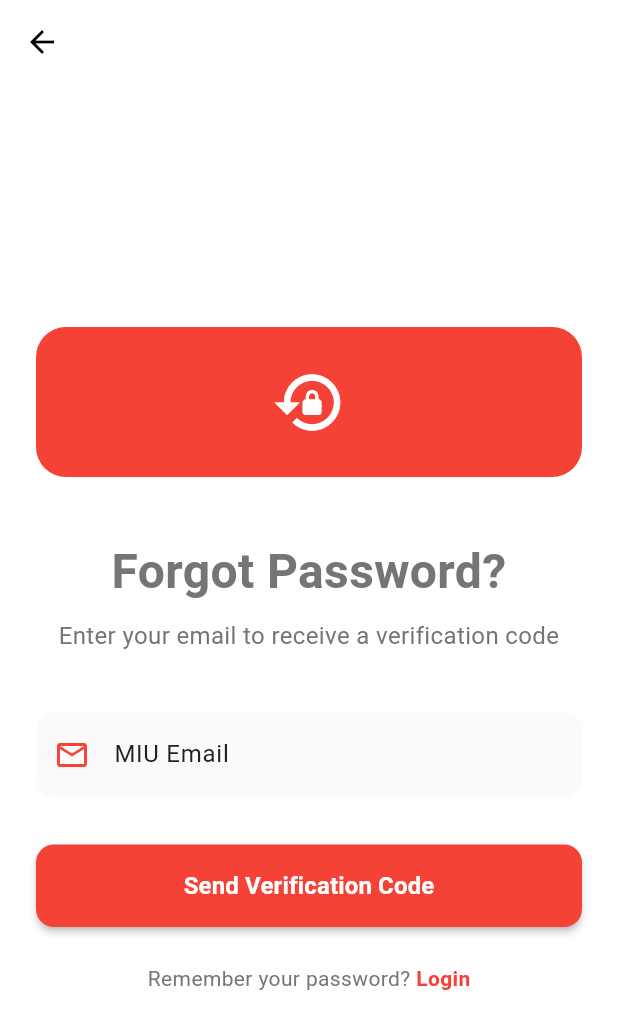
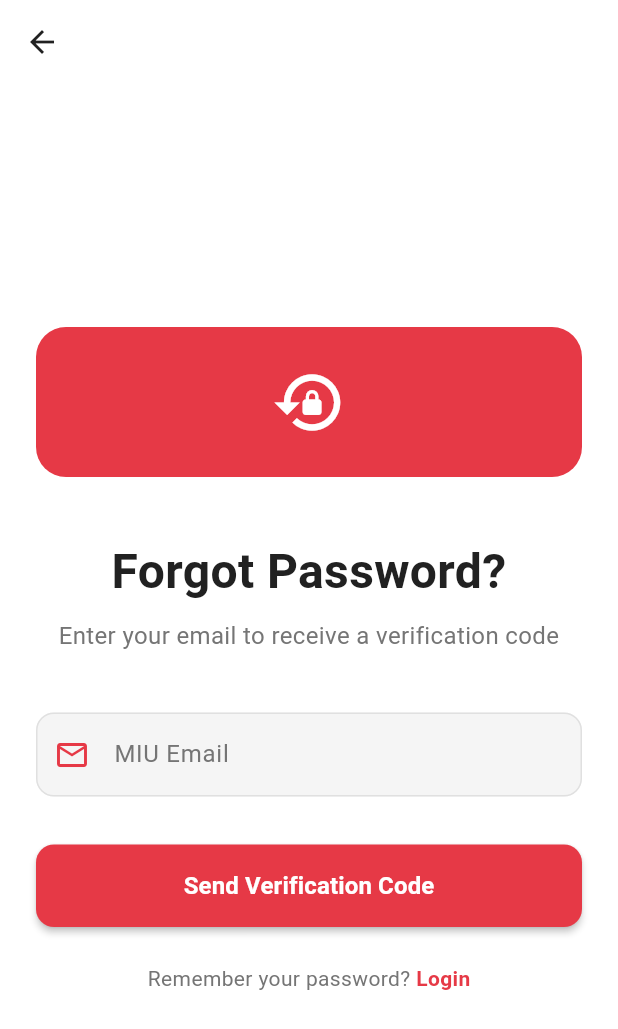
Before and after one commit to hanaAbdelwahab/Mobile_dev, a Flutter app: the ForgotPasswordPage screen opened by its route, on a phone screen of 412 x 824 dp. Shown: the top 1029 px of the screen. Run offline on Flutter 3.47's test engine with Material 3 defaults, Android fonts, the phone set to English and light mode, and no system bars; our stand-ins replace cached_network_image, confetti, file_picker, flutter_dotenv, flutter_riverpod, google_sign_in and 4 more; missing offline and left inert: add_2_calendar, googleapis; accounts and stored records are empty.

Commit message:
finallll

```diff
--- a/miu_tech/lib/views/screens/forgot_password_page.dart
+++ b/miu_tech/lib/views/screens/forgot_password_page.dart
@@ -1,5 +1,6 @@
 import 'package:flutter/material.dart';
 import 'package:supabase_flutter/supabase_flutter.dart';
+import 'package:miu_tech/app_theme.dart';
 import 'dart:math';
 import 'reset_password_with_otp_page.dart';
 
@@ -132,7 +133,6 @@ class _ForgotPasswordPageState extends State<ForgotPasswordPage> {
           behavior: SnackBarBehavior.floating,
         ),
       );
-
     } catch (e) {
       print('❌ Error sending OTP: $e');
       if (!mounted) return;
@@ -200,14 +200,16 @@ class _ForgotPasswordPageState extends State<ForgotPasswordPage> {
             .maybeSingle();
 
         if (anyOtp != null) {
-          print("❌ OTP mismatch! Expected: ${anyOtp['otp']}, Got: $enteredOtp");
+          print(
+              "❌ OTP mismatch! Expected: ${anyOtp['otp']}, Got: $enteredOtp");
         } else {
           print("❌ No OTP record found for this email");
         }
 
         messenger.showSnackBar(
           const SnackBar(
-            content: Text('❌ Invalid verification code. Please check and try again.'),
+            content:
+                Text('❌ Invalid verification code. Please check and try again.'),
             backgroundColor: Colors.red,
             duration: Duration(seconds: 3),
           ),
@@ -226,7 +228,8 @@ class _ForgotPasswordPageState extends State<ForgotPasswordPage> {
         if (!mounted) return;
         messenger.showSnackBar(
           const SnackBar(
-            content: Text('❌ Verification code expired. Please request a new one.'),
+            content:
+                Text('❌ Verification code expired. Please request a new one.'),
             backgroundColor: Colors.red,
           ),
         );
@@ -260,7 +263,6 @@ class _ForgotPasswordPageState extends State<ForgotPasswordPage> {
           builder: (_) => ResetPasswordWithOtpPage(email: email),
         ),
       );
-
     } catch (e) {
       print('❌ Error verifying OTP: $e');
       if (!mounted) return;
@@ -279,13 +281,22 @@ class _ForgotPasswordPageState extends State<ForgotPasswordPage> {
 
   @override
   Widget build(BuildContext context) {
+    final isDark = Theme.of(context).brightness == Brightness.dark;
+
     return Scaffold(
-      backgroundColor: Colors.white,
+      backgroundColor: isDark
+          ? AppColors.darkBackground
+          : AppColors.lightBackground,
       appBar: AppBar(
         backgroundColor: Colors.transparent,
         elevation: 0,
         leading: IconButton(
-          icon: const Icon(Icons.arrow_back, color: Colors.black),
+          icon: Icon(
+            Icons.arrow_back,
+            color: isDark
+                ? AppColors.darkTextPrimary
+                : AppColors.lightTextPrimary,
+          ),
           onPressed: () => Navigator.pop(context),
         ),
       ),
@@ -304,7 +315,7 @@ class _ForgotPasswordPageState extends State<ForgotPasswordPage> {
                     width: 100,
                     alignment: Alignment.center,
                     decoration: BoxDecoration(
-                      color: Colors.red,
+                      color: AppColors.primaryRed,
                       borderRadius: BorderRadius.circular(20),
                     ),
                     child: Icon(
@@ -318,9 +329,12 @@ class _ForgotPasswordPageState extends State<ForgotPasswordPage> {
                   // Title
                   Text(
                     _otpSent ? 'Verify Email' : 'Forgot Password?',
-                    style: const TextStyle(
+                    style: TextStyle(
                       fontSize: 32,
                       fontWeight: FontWeight.bold,
+                      color: isDark
+                          ? AppColors.darkTextPrimary
+                          : AppColors.lightTextPrimary,
                     ),
                     textAlign: TextAlign.center,
                   ),
@@ -331,7 +345,9 @@ class _ForgotPasswordPageState extends State<ForgotPasswordPage> {
                         : 'Enter your email to receive a verification code',
                     style: TextStyle(
                       fontSize: 16,
-                      color: Colors.grey[600],
+                      color: isDark
+                          ? AppColors.darkTextSecondary
+                          : AppColors.lightTextSecondary,
                     ),
                     textAlign: TextAlign.center,
                   ),
@@ -342,15 +358,59 @@ class _ForgotPasswordPageState extends State<ForgotPasswordPage> {
                     controller: _emailController,
                     keyboardType: TextInputType.emailAddress,
                     enabled: !_otpSent,
+                    style: TextStyle(
+                      color: isDark
+                          ? AppColors.darkTextPrimary
+                          : AppColors.lightTextPrimary,
+                    ),
                     decoration: InputDecoration(
                       labelText: 'MIU Email',
+                      labelStyle: TextStyle(
+                        color: isDark
+                            ? AppColors.darkTextSecondary
+                            : AppColors.lightTextSecondary,
+                      ),
                       hintText: 'example@miuegypt.edu.eg',
-                      prefixIcon: const Icon(Icons.email_outlined, color: Colors.red),
+                      hintStyle: TextStyle(
+                        color: isDark
+                            ? AppColors.darkTextTertiary
+                            : AppColors.lightTextTertiary,
+                      ),
+                      prefixIcon: Icon(
+                        Icons.email_outlined,
+                        color: AppColors.primaryRed,
+                      ),
                       border: OutlineInputBorder(
                         borderRadius: BorderRadius.circular(12),
+                        borderSide: BorderSide(
+                          color: isDark
+                              ? AppColors.darkDivider
+                              : AppColors.lightDivider,
+                        ),
+                      ),
+                      enabledBorder: OutlineInputBorder(
+                        borderRadius: BorderRadius.circular(12),
+                        borderSide: BorderSide(
+                          color: isDark
+                              ? AppColors.darkDivider
+                              : AppColors.lightDivider,
+                        ),
+                      ),
+                      focusedBorder: OutlineInputBorder(
+                        borderRadius: BorderRadius.circular(12),
+                        borderSide: BorderSide(
+                          color: AppColors.primaryRed,
+                          width: 2,
+                        ),
                       ),
                       filled: true,
-                      fillColor: _otpSent ? Colors.grey[200] : Colors.grey[50],
+                      fillColor: _otpSent
+                          ? (isDark
+                              ? AppColors.darkSurfaceVariant.withOpacity(0.5)
+                              : AppColors.lightSurfaceVariant)
+                          : (isDark
+                              ? AppColors.darkSurfaceVariant
+                              : AppColors.lightSurfaceVariant),
                     ),
                     validator: (value) {
                       if (value == null || value.isEmpty) {
@@ -369,15 +429,55 @@ class _ForgotPasswordPageState extends State<ForgotPasswordPage> {
                     TextFormField(
                       controller: _otpController,
                       keyboardType: TextInputType.number,
+                      style: TextStyle(
+                        color: isDark
+                            ? AppColors.darkTextPrimary
+                            : AppColors.lightTextPrimary,
+                      ),
                       decoration: InputDecoration(
                         labelText: 'Verification Code',
+                        labelStyle: TextStyle(
+                          color: isDark
+                              ? AppColors.darkTextSecondary
+                              : AppColors.lightTextSecondary,
+                        ),
                         hintText: 'Enter 6-digit code',
-                        prefixIcon: const Icon(Icons.pin, color: Colors.red),
+                        hintStyle: TextStyle(
+                          color: isDark
+                              ? AppColors.darkTextTertiary
+                              : AppColors.lightTextTertiary,
+                        ),
+                        prefixIcon: Icon(
+                          Icons.pin,
+                          color: AppColors.primaryRed,
+                        ),
                         border: OutlineInputBorder(
                           borderRadius: BorderRadius.circular(12),
+                          borderSide: BorderSide(
+                            color: isDark
+                                ? AppColors.darkDivider
+                                : AppColors.lightDivider,
+                          ),
+                        ),
+                        enabledBorder: OutlineInputBorder(
+                          borderRadius: BorderRadius.circular(12),
+                          borderSide: BorderSide(
+                            color: isDark
+                                ? AppColors.darkDivider
+                                : AppColors.lightDivider,
+                          ),
+                        ),
+                        focusedBorder: OutlineInputBorder(
+                          borderRadius: BorderRadius.circular(12),
+                          borderSide: BorderSide(
+                            color: AppColors.primaryRed,
+                            width: 2,
+                          ),
                         ),
                         filled: true,
-                        fillColor: Colors.grey[50],
+                        fillColor: isDark
+                            ? AppColors.darkSurfaceVariant
+                            : AppColors.lightSurfaceVariant,
                       ),
                     ),
                     const SizedBox(height: 12),
@@ -386,10 +486,16 @@ class _ForgotPasswordPageState extends State<ForgotPasswordPage> {
                       children: [
                         Text(
                           "Didn't receive code? ",
-                          style: TextStyle(color: Colors.grey[600]),
+                          style: TextStyle(
+                            color: isDark
+                                ? AppColors.darkTextSecondary
+                                : AppColors.lightTextSecondary,
+                          ),
                         ),
                         GestureDetector(
-                          onTap: _isLoading ? null : () {
+                          onTap: _isLoading
+                              ? null
+                              : () {
                                   setState(() {
                                     _otpSent = false;
                                     _otpController.clear();
@@ -399,7 +505,11 @@ class _ForgotPasswordPageState extends State<ForgotPasswordPage> {
                           child: Text(
                             'Resend',
                             style: TextStyle(
-                              color: _isLoading ? Colors.grey : Colors.red,
+                              color: _isLoading
+                                  ? (isDark
+                                      ? AppColors.darkTextTertiary
+                                      : AppColors.lightTextTertiary)
+                                  : AppColors.primaryRed,
                               fontWeight: FontWeight.bold,
                             ),
                           ),
@@ -412,16 +522,19 @@ class _ForgotPasswordPageState extends State<ForgotPasswordPage> {
 
                   // Action Button
                   ElevatedButton(
-                    onPressed: _isLoading ? null : (_otpSent ? _verifyOTP : _sendOTP),
+                    onPressed:
+                        _isLoading ? null : (_otpSent ? _verifyOTP : _sendOTP),
                     style: ElevatedButton.styleFrom(
-                      backgroundColor: Colors.red,
+                      backgroundColor: AppColors.primaryRed,
                       foregroundColor: Colors.white,
                       padding: const EdgeInsets.symmetric(vertical: 16),
                       shape: RoundedRectangleBorder(
                         borderRadius: BorderRadius.circular(12),
                       ),
                       elevation: 2,
-                      disabledBackgroundColor: Colors.grey[300],
+                      disabledBackgroundColor: isDark
+                          ? AppColors.darkSurfaceVariant
+                          : AppColors.lightSurfaceVariant,
                     ),
                     child: _isLoading
                         ? const SizedBox(
@@ -429,11 +542,14 @@ class _ForgotPasswordPageState extends State<ForgotPasswordPage> {
                             width: 20,
                             child: CircularProgressIndicator(
                               strokeWidth: 2,
-                              valueColor: AlwaysStoppedAnimation<Color>(Colors.white),
+                              valueColor:
+                                  AlwaysStoppedAnimation<Color>(Colors.white),
                             ),
                           )
                         : Text(
-                            _otpSent ? 'Verify Code' : 'Send Verification Code',
+                            _otpSent
+                                ? 'Verify Code'
+                                : 'Send Verification Code',
                             style: const TextStyle(
                               fontSize: 16,
                               fontWeight: FontWeight.bold,
@@ -448,14 +564,18 @@ class _ForgotPasswordPageState extends State<ForgotPasswordPage> {
                     children: [
                       Text(
                         "Remember your password? ",
-                        style: TextStyle(color: Colors.grey[600]),
+                        style: TextStyle(
+                          color: isDark
+                              ? AppColors.darkTextSecondary
+                              : AppColors.lightTextSecondary,
+                        ),
                       ),
                       GestureDetector(
                         onTap: () => Navigator.pop(context),
-                        child: const Text(
+                        child: Text(
                           'Login',
                           style: TextStyle(
-                            color: Colors.red,
+                            color: AppColors.primaryRed,
                             fontWeight: FontWeight.bold,
                           ),
                         ),
```
Lines whose indentation alone changed are shown as unchanged.
